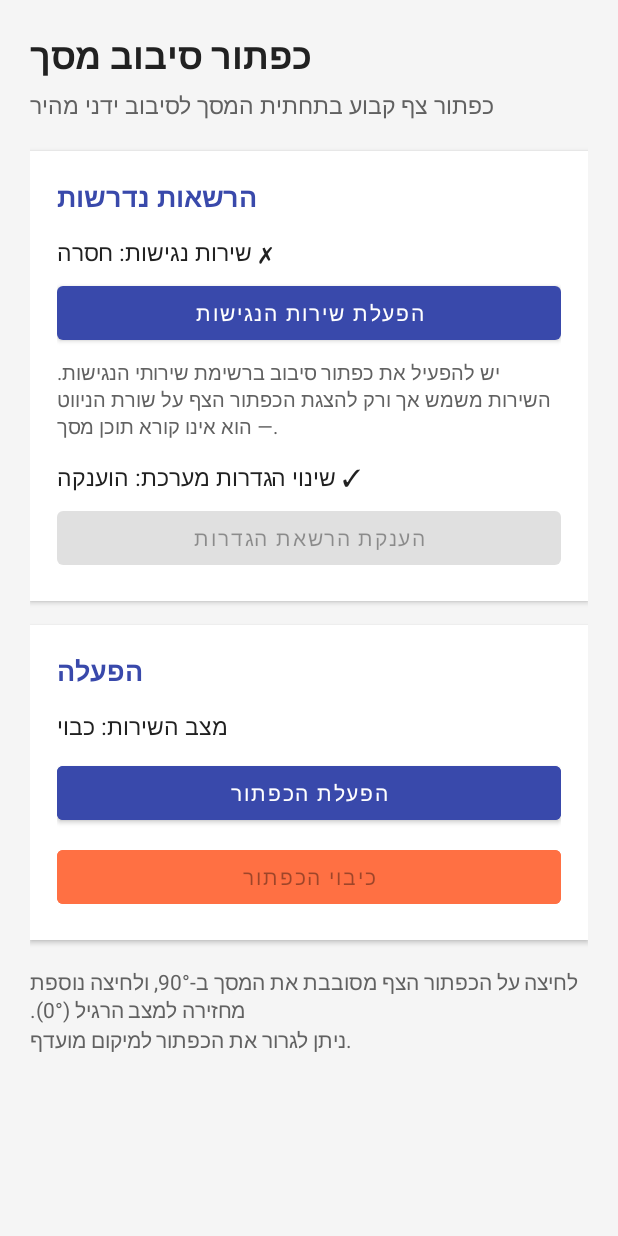
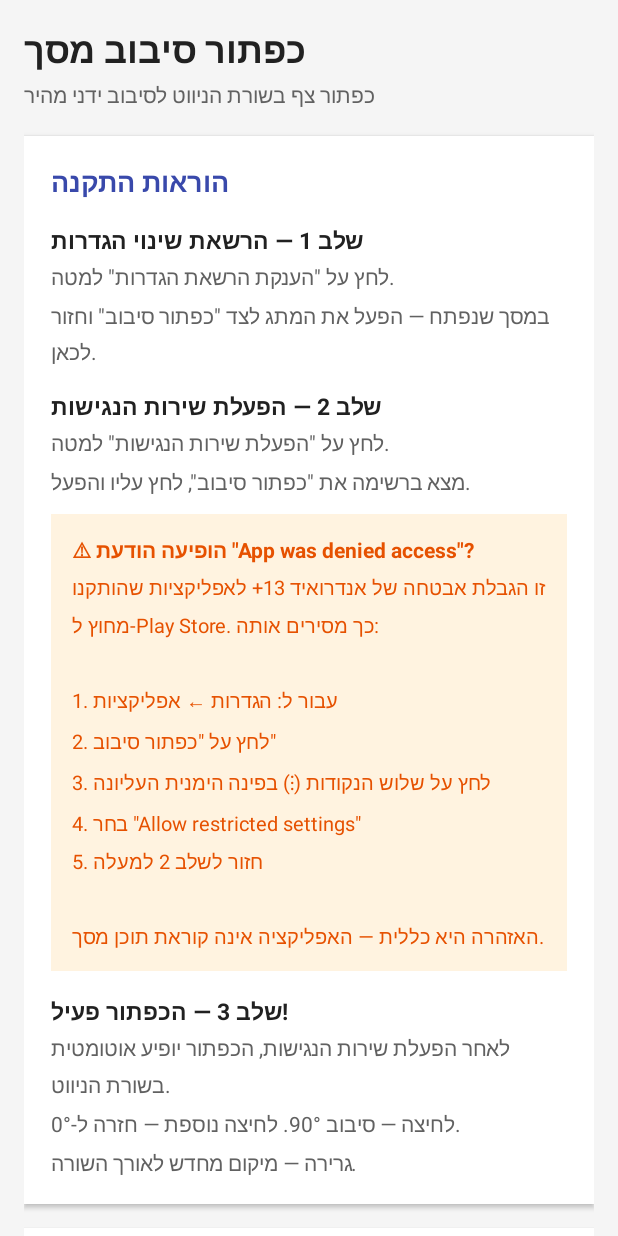
Before and after one commit to havivon/gamenight, an Android app: the screen it shows after launch (MainActivity), on a phone screen of 412 x 824 dp. Run offline under Robolectric (Android 15) with nearby library versions, the phone set to English and light mode, and no system bars.

Commit message:
v3.1: add detailed setup instructions screen with Allow restricted settings guide
- Full step-by-step setup card: write-settings, accessibility enable, usage
- Dedicated warning box for the "App was denied access" / restricted settings
  Android 13+ issue with sideloaded APKs, including exact navigation steps
- warning_bg / warning_text colours for the callout box
- Bump to versionCode 15 / versionName 3.1

Co-Authored-By: Claude Opus 4.8 <noreply@anthropic.com>

```diff
--- a/app/build.gradle
+++ b/app/build.gradle
@@ -20,8 +20,8 @@ android {
         applicationId "com.rotationbutton"
         minSdk 26
         targetSdk 34
-        versionCode 14
-        versionName "3.0"
+        versionCode 15
+        versionName "3.1"
     }
 
     buildTypes {
--- a/app/src/main/res/layout/activity_main.xml
+++ b/app/src/main/res/layout/activity_main.xml
@@ -1,6 +1,5 @@
 <?xml version="1.0" encoding="utf-8"?>
 <ScrollView xmlns:android="http://schemas.android.com/apk/res/android"
-    xmlns:tools="http://schemas.android.com/tools"
     android:layout_width="match_parent"
     android:layout_height="match_parent"
     android:layoutDirection="rtl"
@@ -12,8 +11,9 @@
         android:layout_width="match_parent"
         android:layout_height="wrap_content"
         android:orientation="vertical"
-        android:padding="20dp">
+        android:padding="16dp">
 
+        <!-- כותרת -->
         <TextView
             android:layout_width="match_parent"
             android:layout_height="wrap_content"
@@ -26,17 +26,17 @@
         <TextView
             android:layout_width="match_parent"
             android:layout_height="wrap_content"
-            android:layout_marginTop="6dp"
+            android:layout_marginTop="4dp"
             android:text="@string/subtitle_main"
             android:textColor="@color/text_secondary"
-            android:textSize="15sp"
+            android:textSize="14sp"
             android:gravity="start" />
 
-        <!-- כרטיס הרשאות -->
+        <!-- ═══ כרטיס הוראות התקנה ═══ -->
         <LinearLayout
             android:layout_width="match_parent"
             android:layout_height="wrap_content"
-            android:layout_marginTop="20dp"
+            android:layout_marginTop="18dp"
             android:orientation="vertical"
             android:background="@color/card"
             android:padding="18dp"
@@ -45,52 +45,98 @@
             <TextView
                 android:layout_width="match_parent"
                 android:layout_height="wrap_content"
-                android:text="@string/section_permissions"
+                android:text="@string/section_setup"
                 android:textColor="@color/primary"
                 android:textSize="18sp"
                 android:textStyle="bold" />
 
+            <!-- שלב 1 -->
             <TextView
-                android:id="@+id/statusOverlay"
                 android:layout_width="match_parent"
                 android:layout_height="wrap_content"
-                android:layout_marginTop="14dp"
+                android:layout_marginTop="16dp"
+                android:text="@string/step1_title"
                 android:textColor="@color/text_primary"
                 android:textSize="15sp"
-                tools:ignore="MissingDefaultResource" />
-
-            <Button
-                android:id="@+id/btnOverlayPermission"
-                android:layout_width="match_parent"
-                android:layout_height="wrap_content"
-                android:layout_marginTop="6dp"
-                android:text="@string/btn_grant_accessibility" />
+                android:textStyle="bold" />
 
             <TextView
                 android:layout_width="match_parent"
                 android:layout_height="wrap_content"
-                android:layout_marginTop="6dp"
-                android:text="@string/accessibility_hint"
+                android:layout_marginTop="4dp"
+                android:text="@string/step1_body"
                 android:textColor="@color/text_secondary"
-                android:textSize="13sp" />
+                android:textSize="14sp"
+                android:lineSpacingMultiplier="1.3" />
+
+            <!-- שלב 2 -->
+            <TextView
+                android:layout_width="match_parent"
+                android:layout_height="wrap_content"
+                android:layout_marginTop="16dp"
+                android:text="@string/step2_title"
+                android:textColor="@color/text_primary"
+                android:textSize="15sp"
+                android:textStyle="bold" />
 
             <TextView
-                android:id="@+id/statusWriteSettings"
                 android:layout_width="match_parent"
                 android:layout_height="wrap_content"
-                android:layout_marginTop="14dp"
-                android:textColor="@color/text_primary"
-                android:textSize="15sp" />
+                android:layout_marginTop="4dp"
+                android:text="@string/step2_body"
+                android:textColor="@color/text_secondary"
+                android:textSize="14sp"
+                android:lineSpacingMultiplier="1.3" />
 
-            <Button
-                android:id="@+id/btnWriteSettingsPermission"
+            <!-- תיבת אזהרה: Allow restricted settings -->
+            <LinearLayout
                 android:layout_width="match_parent"
                 android:layout_height="wrap_content"
-                android:layout_marginTop="6dp"
-                android:text="@string/btn_grant_write_settings" />
+                android:layout_marginTop="12dp"
+                android:orientation="vertical"
+                android:background="@color/warning_bg"
+                android:padding="14dp">
+
+                <TextView
+                    android:layout_width="match_parent"
+                    android:layout_height="wrap_content"
+                    android:text="@string/step2_warning_title"
+                    android:textColor="@color/warning_text"
+                    android:textSize="14sp"
+                    android:textStyle="bold" />
+
+                <TextView
+                    android:layout_width="match_parent"
+                    android:layout_height="wrap_content"
+                    android:layout_marginTop="6dp"
+                    android:text="@string/step2_warning_body"
+                    android:textColor="@color/warning_text"
+                    android:textSize="13sp"
+                    android:lineSpacingMultiplier="1.4" />
+            </LinearLayout>
+
+            <!-- שלב 3 -->
+            <TextView
+                android:layout_width="match_parent"
+                android:layout_height="wrap_content"
+                android:layout_marginTop="16dp"
+                android:text="@string/step3_title"
+                android:textColor="@color/text_primary"
+                android:textSize="15sp"
+                android:textStyle="bold" />
+
+            <TextView
+                android:layout_width="match_parent"
+                android:layout_height="wrap_content"
+                android:layout_marginTop="4dp"
+                android:text="@string/step3_body"
+                android:textColor="@color/text_secondary"
+                android:textSize="14sp"
+                android:lineSpacingMultiplier="1.3" />
+
         </LinearLayout>
 
-        <!-- כרטיס הפעלה -->
+        <!-- ═══ כרטיס מצב + כפתורים ═══ -->
         <LinearLayout
             android:layout_width="match_parent"
             android:layout_height="wrap_content"
@@ -103,24 +149,54 @@
             <TextView
                 android:layout_width="match_parent"
                 android:layout_height="wrap_content"
-                android:text="@string/section_control"
+                android:text="@string/section_status"
                 android:textColor="@color/primary"
                 android:textSize="18sp"
                 android:textStyle="bold" />
 
             <TextView
+                android:id="@+id/statusWriteSettings"
+                android:layout_width="match_parent"
+                android:layout_height="wrap_content"
+                android:layout_marginTop="12dp"
+                android:textColor="@color/text_primary"
+                android:textSize="14sp" />
+
+            <Button
+                android:id="@+id/btnWriteSettingsPermission"
+                android:layout_width="match_parent"
+                android:layout_height="wrap_content"
+                android:layout_marginTop="6dp"
+                android:text="@string/btn_grant_write_settings" />
+
+            <TextView
+                android:id="@+id/statusOverlay"
+                android:layout_width="match_parent"
+                android:layout_height="wrap_content"
+                android:layout_marginTop="12dp"
+                android:textColor="@color/text_primary"
+                android:textSize="14sp" />
+
+            <Button
+                android:id="@+id/btnOverlayPermission"
+                android:layout_width="match_parent"
+                android:layout_height="wrap_content"
+                android:layout_marginTop="6dp"
+                android:text="@string/btn_grant_accessibility" />
+
+            <TextView
                 android:id="@+id/statusService"
                 android:layout_width="match_parent"
                 android:layout_height="wrap_content"
-                android:layout_marginTop="14dp"
+                android:layout_marginTop="12dp"
                 android:textColor="@color/text_primary"
-                android:textSize="15sp" />
+                android:textSize="14sp" />
 
             <Button
                 android:id="@+id/btnStart"
                 android:layout_width="match_parent"
                 android:layout_height="wrap_content"
-                android:layout_marginTop="10dp"
+                android:layout_marginTop="8dp"
                 android:backgroundTint="@color/primary"
                 android:text="@string/btn_start" />
 
@@ -128,19 +204,11 @@
                 android:id="@+id/btnStop"
                 android:layout_width="match_parent"
                 android:layout_height="wrap_content"
-                android:layout_marginTop="8dp"
+                android:layout_marginTop="6dp"
                 android:backgroundTint="@color/accent"
                 android:text="@string/btn_stop" />
+
         </LinearLayout>
-
-        <TextView
-            android:layout_width="match_parent"
-            android:layout_height="wrap_content"
-            android:layout_marginTop="18dp"
-            android:text="@string/hint_usage"
-            android:textColor="@color/text_secondary"
-            android:textSize="14sp"
-            android:gravity="start" />
 
     </LinearLayout>
 </ScrollView>
--- a/app/src/main/res/values/colors.xml
+++ b/app/src/main/res/values/colors.xml
@@ -16,4 +16,8 @@
 
     <!-- רקע אייקון המשגר -->
     <color name="ic_launcher_background">#283593</color>
+
+    <!-- תיבת אזהרה -->
+    <color name="warning_bg">#FFF3E0</color>
+    <color name="warning_text">#E65100</color>
 </resources>
--- a/app/src/main/res/values/strings.xml
+++ b/app/src/main/res/values/strings.xml
@@ -4,21 +4,34 @@
 
     <!-- מסך ראשי -->
     <string name="title_main">כפתור סיבוב מסך</string>
-    <string name="subtitle_main">כפתור צף קבוע בתחתית המסך לסיבוב ידני מהיר</string>
+    <string name="subtitle_main">כפתור צף בשורת הניווט לסיבוב ידני מהיר</string>
 
-    <string name="section_permissions">הרשאות נדרשות</string>
+    <!-- כרטיס הוראות -->
+    <string name="section_setup">הוראות התקנה</string>
+
+    <string name="step1_title">שלב 1 — הרשאת שינוי הגדרות</string>
+    <string name="step1_body">לחץ על \"הענקת הרשאת הגדרות\" למטה.\nבמסך שנפתח — הפעל את המתג לצד \"כפתור סיבוב\" וחזור לכאן.</string>
+
+    <string name="step2_title">שלב 2 — הפעלת שירות הנגישות</string>
+    <string name="step2_body">לחץ על \"הפעלת שירות הנגישות\" למטה.\nמצא ברשימה את \"כפתור סיבוב\", לחץ עליו והפעל.</string>
+
+    <string name="step2_warning_title">⚠ הופיעה הודעת \"App was denied access\"?</string>
+    <string name="step2_warning_body">זו הגבלת אבטחה של אנדרואיד 13+ לאפליקציות שהותקנו מחוץ ל-Play Store. כך מסירים אותה:\n\n1. עבור ל: הגדרות ← אפליקציות\n2. לחץ על \"כפתור סיבוב\"\n3. לחץ על שלוש הנקודות (⋮) בפינה הימנית העליונה\n4. בחר \"Allow restricted settings\"\n5. חזור לשלב 2 למעלה\n\nהאזהרה היא כללית — האפליקציה אינה קוראת תוכן מסך.</string>
+
+    <string name="step3_title">שלב 3 — הכפתור פעיל!</string>
+    <string name="step3_body">לאחר הפעלת שירות הנגישות, הכפתור יופיע אוטומטית בשורת הניווט.\nלחיצה — סיבוב 90°. לחיצה נוספת — חזרה ל-0°.\nגרירה — מיקום מחדש לאורך השורה.</string>
+
+    <!-- כרטיס הרשאות ומצב -->
+    <string name="section_status">מצב</string>
+    <string name="status_write_settings">שינוי הגדרות מערכת: %1$s</string>
     <string name="status_accessibility">שירות נגישות: %1$s</string>
-    <string name="status_write_settings">שינוי הגדרות מערכת: %1$s</string>
+    <string name="btn_grant_write_settings">הענקת הרשאת הגדרות</string>
     <string name="btn_grant_accessibility">הפעלת שירות הנגישות</string>
-    <string name="btn_grant_write_settings">הענקת הרשאת הגדרות</string>
-    <string name="accessibility_hint">יש להפעיל את "כפתור סיבוב" ברשימת שירותי הנגישות. השירות משמש אך ורק להצגת הכפתור הצף על שורת הניווט — הוא אינו קורא תוכן מסך.</string>
 
     <string name="section_control">הפעלה</string>
     <string name="status_service">מצב השירות: %1$s</string>
     <string name="btn_start">הפעלת הכפתור</string>
     <string name="btn_stop">כיבוי הכפתור</string>
-
-    <string name="hint_usage">לחיצה על הכפתור הצף מסובבת את המסך ב-90°, ולחיצה נוספת מחזירה למצב הרגיל (0°).\nניתן לגרור את הכפתור למיקום מועדף.</string>
 
     <!-- מצבים -->
     <string name="state_granted">הוענקה ✓</string>
@@ -30,7 +43,7 @@
     <string name="toast_started">הכפתור הופעל</string>
     <string name="toast_stopped">הכפתור כובה</string>
     <string name="toast_rotated">המסך סובב ל-%1$d°</string>
-    <string name="error_missing_permissions">חסרות הרשאות – יש להעניק את שתי ההרשאות תחילה</string>
+    <string name="error_missing_permissions">חסרת הרשאת שינוי הגדרות — ראה שלב 1</string>
 
     <!-- תיאור שירות הנגישות (מוצג במסך הגדרות הנגישות) -->
     <string name="accessibility_service_desc">מציג כפתור צף על שורת הניווט לסיבוב מהיר של המסך. השירות אינו אוסף ואינו קורא תוכן מסך.</string>
```
